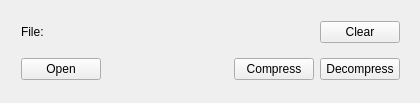
Above: QtArchiver.ui from Metacometa/hse-coursework-1 before the change. Below: the same form after it.
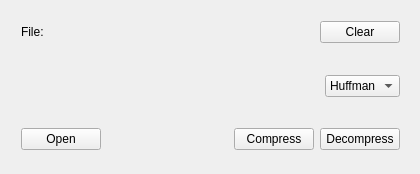
That is the form after the change.

Commit message: replace file dialog with message boxes

Diff of the .ui file:
```diff
--- a/QtArchiver.ui
+++ b/QtArchiver.ui
@@ -7,19 +7,19 @@
     <x>0</x>
     <y>0</y>
     <width>420</width>
-    <height>103</height>
+    <height>174</height>
    </rect>
   </property>
   <property name="windowTitle">
    <string>Archiver</string>
   </property>
-  <widget class="QWidget" name="layoutWidget">
+  <widget class="QWidget" name="">
    <property name="geometry">
     <rect>
      <x>10</x>
      <y>10</y>
      <width>401</width>
-     <height>81</height>
+     <height>151</height>
     </rect>
    </property>
    <layout class="QGridLayout" name="gridLayout">
@@ -63,22 +63,70 @@
         </item>
        </layout>
       </item>
-      <item>
-       <spacer name="verticalSpacer">
-        <property name="orientation">
-         <enum>Qt::Vertical</enum>
-        </property>
-        <property name="sizeHint" stdset="0">
-         <size>
-          <width>20</width>
-          <height>40</height>
-         </size>
-        </property>
-       </spacer>
-      </item>
      </layout>
     </item>
     <item row="1" column="0">
+     <layout class="QVBoxLayout" name="verticalLayout_2">
+      <item>
+       <spacer name="verticalSpacer_2">
+        <property name="orientation">
+         <enum>Qt::Vertical</enum>
+        </property>
+        <property name="sizeHint" stdset="0">
+         <size>
+          <width>20</width>
+          <height>13</height>
+         </size>
+        </property>
+       </spacer>
+      </item>
+      <item>
+       <layout class="QHBoxLayout" name="horizontalLayout_2">
+        <item>
+         <spacer name="horizontalSpacer_3">
+          <property name="orientation">
+           <enum>Qt::Horizontal</enum>
+          </property>
+          <property name="sizeHint" stdset="0">
+           <size>
+            <width>40</width>
+            <height>20</height>
+           </size>
+          </property>
+         </spacer>
+        </item>
+        <item>
+         <widget class="QComboBox" name="comboBox">
+          <item>
+           <property name="text">
+            <string>Huffman</string>
+           </property>
+          </item>
+          <item>
+           <property name="text">
+            <string>None</string>
+           </property>
+          </item>
+         </widget>
+        </item>
+       </layout>
+      </item>
+      <item>
+       <spacer name="verticalSpacer_3">
+        <property name="orientation">
+         <enum>Qt::Vertical</enum>
+        </property>
+        <property name="sizeHint" stdset="0">
+         <size>
+          <width>20</width>
+          <height>13</height>
+         </size>
+        </property>
+       </spacer>
+      </item>
+     </layout>
+    </item>
+    <item row="2" column="0">
      <layout class="QHBoxLayout" name="horizontalLayout_3">
       <item>
        <widget class="QPushButton" name="openFileButton">
```
The commit also changes 6 other files.
